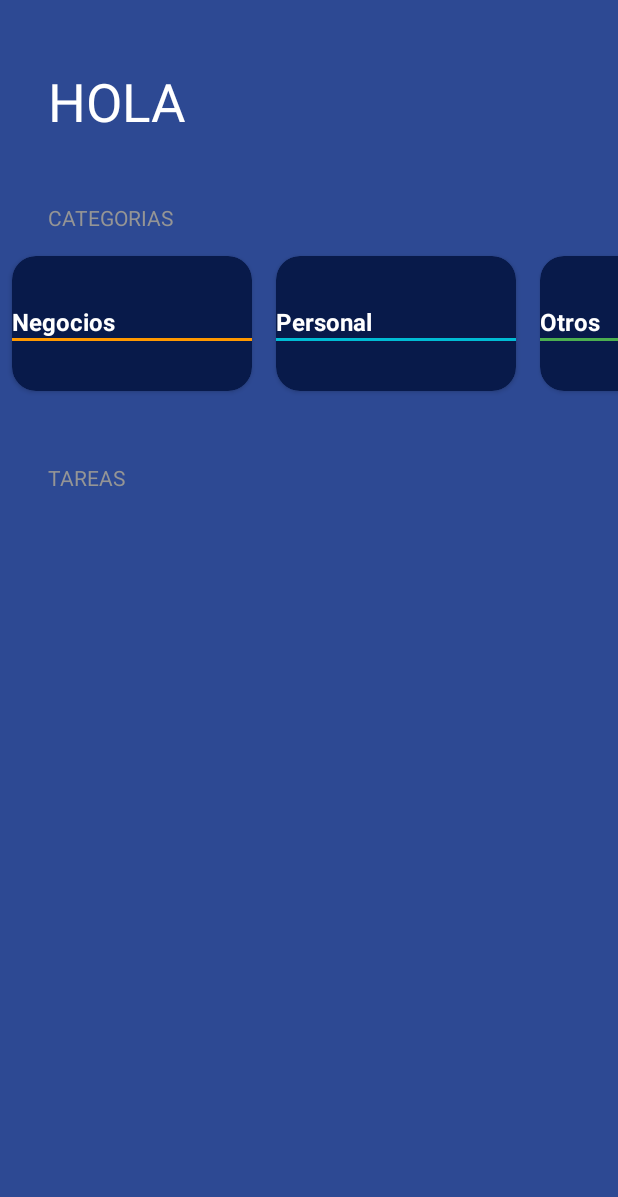
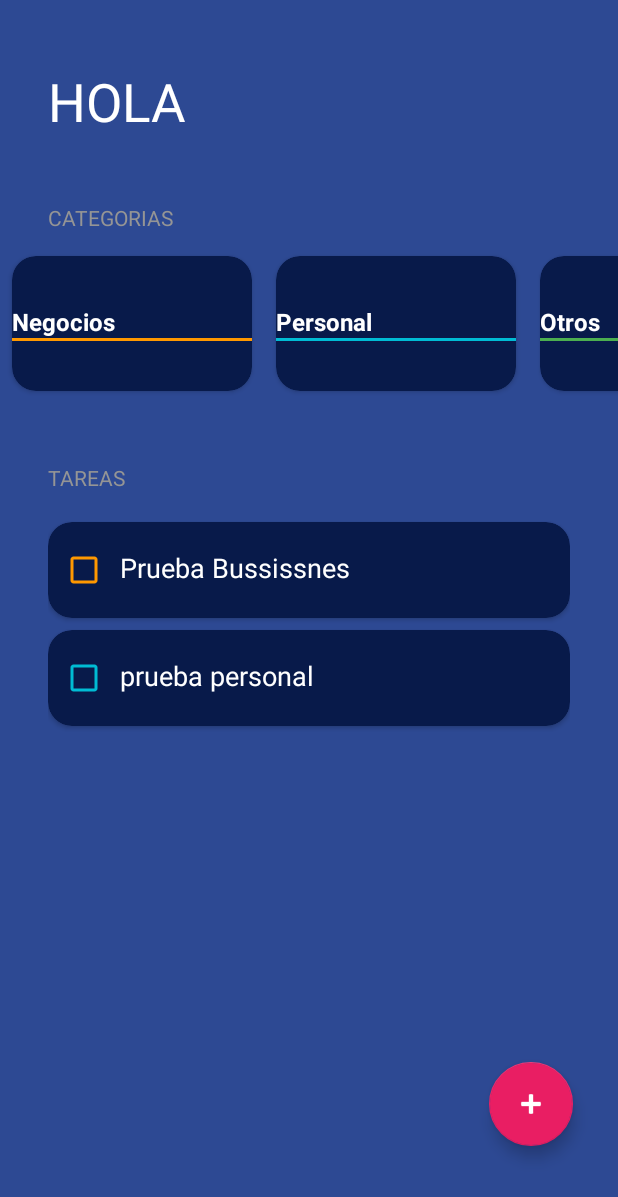
Before and after one commit to AlbertLpz9211/KotlinPractices, an Android app: the screen it shows after launch (TodoActivity), after a tap on "TODO APP", on a phone screen of 412 x 824 dp. Shown: the top 1197 px of the screen. Run offline under Robolectric (Android 15) with nearby library versions, the phone set to English and light mode, and no system bars.

Commit message:
tenth commit-finish excercise

```diff
--- a/app/src/main/java/com/example/applicacionestudio/todo/CategoriesAdapter.kt
+++ b/app/src/main/java/com/example/applicacionestudio/todo/CategoriesAdapter.kt
@@ -5,7 +5,7 @@ import android.view.ViewGroup
 import androidx.recyclerview.widget.RecyclerView
 import com.example.applicacionestudio.R
 
-class CategoriesAdapter(private val categories: List<TaskCategory>) :
+class CategoriesAdapter(private val categories: List<TaskCategory>, private val onItemSelected: (Int)->Unit) :
     RecyclerView.Adapter<CategoriesViewHolder>(){
 
     override fun onCreateViewHolder(parent: ViewGroup, viewType: Int): CategoriesViewHolder {
@@ -14,7 +14,7 @@ class CategoriesAdapter(private val categories: List<TaskCategory>) :
     }
 
     override fun onBindViewHolder(holder: CategoriesViewHolder, position: Int) {
-        holder.render(categories[position])
+        holder.render(categories[position], onItemSelected)
     }
 
     override fun getItemCount(): Int {
--- a/app/src/main/java/com/example/applicacionestudio/todo/CategoriesViewHolder.kt
+++ b/app/src/main/java/com/example/applicacionestudio/todo/CategoriesViewHolder.kt
@@ -2,29 +2,63 @@ package com.example.applicacionestudio.todo
 
 import android.view.View
 import android.widget.TextView
+import androidx.cardview.widget.CardView
 import androidx.core.content.ContextCompat
+import androidx.fragment.app.FragmentContainerView
 import androidx.recyclerview.widget.RecyclerView
 import com.example.applicacionestudio.R
 
-class CategoriesViewHolder(view: View): RecyclerView.ViewHolder(view) {
-    private val  tvTodoCategoryName: TextView = view.findViewById(R.id.tvTodoCategoryName)
-    private val  divider: View = view.findViewById(R.id.divider)
+class CategoriesViewHolder(view: View) : RecyclerView.ViewHolder(view) {
+    private val tvTodoCategoryName: TextView = view.findViewById(R.id.tvTodoCategoryName)
+    private val divider: View = view.findViewById(R.id.divider)
+    private val viewContainer: CardView = view.findViewById(R.id.viewContainer)
 
-    fun render(taskCategory: TaskCategory){
-        tvTodoCategoryName.text= "EJEMPLO"
 
-        when(taskCategory){
+    fun render(taskCategory: TaskCategory, onItemSelected: (Int) -> Unit) {
+
+
+
+        val color= if(taskCategory.isSelected){
+            R.color.todo_background_card
+        }else{
+            R.color.todo_background_disabled
+        }
+
+        viewContainer.setCardBackgroundColor(ContextCompat.getColor(viewContainer.context, color))
+
+        itemView.setOnClickListener {
+            onItemSelected(layoutPosition)
+        }
+
+        when (taskCategory) {
             TaskCategory.Bussiness -> {
-                tvTodoCategoryName.text="Negocios"
-                divider.setBackgroundColor(ContextCompat.getColor(divider.context, R.color.todo_business_category))
+                tvTodoCategoryName.text = "Negocios"
+                divider.setBackgroundColor(
+                    ContextCompat.getColor(
+                        divider.context,
+                        R.color.todo_business_category
+                    )
+                )
             }
+
             TaskCategory.Other -> {
-                tvTodoCategoryName.text="Otros"
-                divider.setBackgroundColor(ContextCompat.getColor(divider.context,R.color.todo_other_category))
+                tvTodoCategoryName.text = "Otros"
+                divider.setBackgroundColor(
+                    ContextCompat.getColor(
+                        divider.context,
+                        R.color.todo_other_category
+                    )
+                )
             }
+
             TaskCategory.Personal -> {
-                tvTodoCategoryName.text="Personal"
-                divider.setBackgroundColor(ContextCompat.getColor(divider.context,R.color.todo_personal_category))
+                tvTodoCategoryName.text = "Personal"
+                divider.setBackgroundColor(
+                    ContextCompat.getColor(
+                        divider.context,
+                        R.color.todo_personal_category
+                    )
+                )
             }
         }
     }
--- a/app/src/main/java/com/example/applicacionestudio/todo/TaskAdapter.kt
+++ b/app/src/main/java/com/example/applicacionestudio/todo/TaskAdapter.kt
@@ -5,7 +5,7 @@ import android.view.ViewGroup
 import androidx.recyclerview.widget.RecyclerView
 import com.example.applicacionestudio.R
 
-class TaskAdapter (private val tasks: List<Task>): RecyclerView.Adapter<TaskViewHolder>() {
+class TaskAdapter ( var tasks: List<Task>, private val onTaskSelected: (Int)->Unit): RecyclerView.Adapter<TaskViewHolder>() {
     override fun onCreateViewHolder(parent: ViewGroup, viewType: Int): TaskViewHolder {
         val view = LayoutInflater.from(parent.context).inflate(R.layout.item_todo_task,parent,false)
         return TaskViewHolder(view)
@@ -14,6 +14,10 @@ class TaskAdapter (private val tasks: List<Task>): RecyclerView.Adapter<TaskView
 
     override fun onBindViewHolder(holder: TaskViewHolder, position: Int) {
         holder.render(tasks[position])
+        holder.itemView.setOnClickListener {
+            onTaskSelected(position)
+        }
+
     }
 
     override fun getItemCount() = tasks.size
--- a/app/src/main/java/com/example/applicacionestudio/todo/TaskCategory.kt
+++ b/app/src/main/java/com/example/applicacionestudio/todo/TaskCategory.kt
@@ -1,7 +1,7 @@
 package com.example.applicacionestudio.todo
 
-sealed class TaskCategory {
-    object Personal : TaskCategory()
-    object Bussiness : TaskCategory()
-    object Other : TaskCategory()
+sealed class TaskCategory(var isSelected: Boolean = true) {
+    data object Personal : TaskCategory()
+    data object Bussiness : TaskCategory()
+    data object Other : TaskCategory()
 }
--- a/app/src/main/java/com/example/applicacionestudio/todo/TaskViewHolder.kt
+++ b/app/src/main/java/com/example/applicacionestudio/todo/TaskViewHolder.kt
@@ -1,17 +1,37 @@
 package com.example.applicacionestudio.todo
 
+import android.content.res.ColorStateList
+import android.graphics.Color
+import android.graphics.Paint
 import android.view.View
 import android.widget.CheckBox
 import android.widget.TextView
+import androidx.core.content.ContextCompat
 import androidx.recyclerview.widget.RecyclerView
 import com.example.applicacionestudio.R
 
 
-class TaskViewHolder (view: View): RecyclerView.ViewHolder(view){
+class TaskViewHolder(view: View) : RecyclerView.ViewHolder(view) {
     private val tvTask: TextView = view.findViewById(R.id.tvTask)
     private val cbTask: CheckBox = view.findViewById(R.id.cbTask)
 
-    fun render (task: Task){
+    fun render(task: Task) {
+        if (task.isSelected) {
+            tvTask.paintFlags = tvTask.paintFlags or Paint.STRIKE_THRU_TEXT_FLAG
+        } else {
+            tvTask.paintFlags = tvTask.paintFlags and Paint.STRIKE_THRU_TEXT_FLAG.inv()
+        }
+        tvTask.text = task.name
+        cbTask.isChecked = task.isSelected
 
+        val color = when(task.category){
+            TaskCategory.Bussiness -> R.color.todo_business_category
+            TaskCategory.Other -> R.color.todo_other_category
+            TaskCategory.Personal -> R.color.todo_personal_category
+        }
+        cbTask.buttonTintList = ColorStateList.valueOf(
+            ContextCompat.getColor(cbTask.context, color )
+        )
     }
+
 }
--- a/app/src/main/java/com/example/applicacionestudio/todo/TodoActivity.kt
+++ b/app/src/main/java/com/example/applicacionestudio/todo/TodoActivity.kt
@@ -1,6 +1,11 @@
 package com.example.applicacionestudio.todo
 
+import android.app.Dialog
 import android.os.Bundle
+import android.widget.Button
+import android.widget.EditText
+import android.widget.RadioButton
+import android.widget.RadioGroup
 import androidx.activity.enableEdgeToEdge
 import androidx.appcompat.app.AppCompatActivity
 import androidx.core.view.ViewCompat
@@ -8,16 +13,26 @@ import androidx.core.view.WindowInsetsCompat
 import androidx.recyclerview.widget.LinearLayoutManager
 import androidx.recyclerview.widget.RecyclerView
 import com.example.applicacionestudio.R
+import com.example.applicacionestudio.sintaxis.mutablelist
+import com.google.android.material.floatingactionbutton.FloatingActionButton
 
 class TodoActivity : AppCompatActivity() {
-    private val  categories = listOf(
+    private val categories = listOf(
         TaskCategory.Bussiness,
         TaskCategory.Personal,
         TaskCategory.Other
     )
+
+    private val tasks = mutableListOf(
+        Task("Prueba Bussissnes", TaskCategory.Bussiness),
+        Task("prueba personal", TaskCategory.Personal),
+
+        )
     private lateinit var rvTodoCategories: RecyclerView
     private lateinit var categoriesAdapter: CategoriesAdapter
     private lateinit var rvTodoTask: RecyclerView
+    private lateinit var taskAdapter: TaskAdapter
+    private lateinit var fabAddTask: FloatingActionButton
 
     override fun onCreate(savedInstanceState: Bundle?) {
         super.onCreate(savedInstanceState)
@@ -25,17 +40,72 @@ class TodoActivity : AppCompatActivity() {
         setContentView(R.layout.activity_todo)
         initComponents()
         initUI()
+        initListeners()
 
+    }
+
+    private fun initListeners() {
+        fabAddTask.setOnClickListener {
+            showDialog()
+        }
+    }
+
+    private fun showDialog() {
+        val dialog = Dialog(this)
+        dialog.setContentView(R.layout.dialog_task)
+        val btnAddTask: Button = dialog.findViewById(R.id.btnAddTask)
+        val etTask: EditText = dialog.findViewById(R.id.etTask)
+        val rgCategories: RadioGroup = dialog.findViewById(R.id.rgCategories)
+
+        btnAddTask.setOnClickListener {
+            val currTask = etTask.text.toString()
+            if (currTask.isNotEmpty()) {
+                val selectedIdTack = rgCategories.checkedRadioButtonId
+                val selectedRadioButton: RadioButton = rgCategories.findViewById(selectedIdTack)
+                val currCategory: TaskCategory = when (selectedRadioButton.text) {
+                    getString(R.string.todo_business) -> TaskCategory.Bussiness
+                    getString(R.string.todo_personal) -> TaskCategory.Personal
+                    else -> {
+                        TaskCategory.Other
+                    }
+                }
+                tasks.add(Task(etTask.text.toString(), currCategory))
+                dialog.hide()
+            }
+        }
+        updateTask()
+        dialog.show()
     }
 
     private fun initComponents() {
         rvTodoTask = findViewById(R.id.rvTodoTask)
         rvTodoCategories = findViewById(R.id.rvTodoCategories)
+        fabAddTask = findViewById(R.id.fabAddTask)
     }
 
     private fun initUI() {
-        categoriesAdapter = CategoriesAdapter(categories)
-        rvTodoCategories.layoutManager = LinearLayoutManager(this, LinearLayoutManager.HORIZONTAL, false)
+        categoriesAdapter = CategoriesAdapter(categories)  {position->updateCategories(position)}
+        rvTodoCategories.layoutManager =
+            LinearLayoutManager(this, LinearLayoutManager.HORIZONTAL, false)
         rvTodoCategories.adapter = categoriesAdapter
+
+        taskAdapter = TaskAdapter(tasks) {position -> onItemSelected(position)}
+        rvTodoTask.layoutManager = LinearLayoutManager(this)
+        rvTodoTask.adapter = taskAdapter
+    }
+    private fun onItemSelected(position: Int){
+        tasks[position].isSelected = !tasks[position].isSelected
+        updateTask()
+    }
+    private fun updateCategories(position: Int){
+        categories[position].isSelected = !categories[position].isSelected
+        categoriesAdapter.notifyItemChanged(position)
+        updateTask()
+    }
+    private fun updateTask() {
+        val selectedCategories: List<TaskCategory> = categories.filter { it.isSelected }
+        val newTaks = tasks.filter { selectedCategories.contains(it.category) }
+        taskAdapter.tasks = newTaks
+        taskAdapter.notifyDataSetChanged()
     }
 }
--- a/app/src/main/res/layout/activity_todo.xml
+++ b/app/src/main/res/layout/activity_todo.xml
@@ -1,7 +1,12 @@
 <?xml version="1.0" encoding="utf-8"?>
-<LinearLayout xmlns:android="http://schemas.android.com/apk/res/android"
+
+<FrameLayout xmlns:android="http://schemas.android.com/apk/res/android"
     xmlns:app="http://schemas.android.com/apk/res-auto"
     xmlns:tools="http://schemas.android.com/tools"
+    android:layout_width="match_parent"
+    android:layout_height="match_parent">
+
+    <LinearLayout
         android:id="@+id/mainTodo"
         android:layout_width="match_parent"
         android:layout_height="match_parent"
@@ -41,6 +46,22 @@
         <androidx.recyclerview.widget.RecyclerView
             android:id="@+id/rvTodoTask"
             android:layout_width="match_parent"
-        android:layout_height="wrap_content"/>
+            android:layout_height="wrap_content"
+            android:layout_marginHorizontal="32dp"
+            android:layout_marginTop="16dp" />
+
 
     </LinearLayout>
+
+    <com.google.android.material.floatingactionbutton.FloatingActionButton
+        android:id="@+id/fabAddTask"
+        android:layout_width="wrap_content"
+        android:layout_height="wrap_content"
+        android:layout_marginEnd="30dp"
+        android:layout_marginBottom="60dp"
+        android:src="@android:drawable/ic_input_add"
+        app:backgroundTint="@color/todo_accent"
+        app:fabSize="normal"
+        android:layout_gravity="end|bottom"
+        app:tint="@color/white"/>
+</FrameLayout>
--- a/app/src/main/res/layout/item_task_categorie.xml
+++ b/app/src/main/res/layout/item_task_categorie.xml
@@ -2,6 +2,7 @@
 <androidx.cardview.widget.CardView xmlns:android="http://schemas.android.com/apk/res/android"
     xmlns:app="http://schemas.android.com/apk/res-auto"
     xmlns:tools="http://schemas.android.com/tools"
+    android:id="@+id/viewContainer"
     android:layout_width="160dp"
     android:layout_height="90dp"
     android:layout_marginHorizontal="8dp"
--- a/app/src/main/res/values-night/strings.xml
+++ b/app/src/main/res/values-night/strings.xml
@@ -19,4 +19,7 @@
     <string name="todo_title">hola</string>
     <string name="todo_categories">categorias</string>
     <string name="todo_task">Tareas</string>
+    <string name="todo_personal">Personal</string>
+    <string name="todo_others">Otros</string>
+    <string name="create_task">crear tarea</string>
 </resources>
--- a/app/src/main/res/values/strings.xml
+++ b/app/src/main/res/values/strings.xml
@@ -21,4 +21,9 @@
     <string name="todo_title">hola</string>
     <string name="todo_categories">categorias</string>
     <string name="todo_task">Tareas</string>
+    <string name="add_task">Nombre de la tarea</string>
+    <string name="todo_business">Negocios</string>
+    <string name="todo_personal">Personal</string>
+    <string name="todo_others">Otros</string>
+    <string name="create_task">crear tarea</string>
 </resources>
```
Also changed, not shown: app/src/main/res/layout/dialog_task.xml (added, +56 -0 lines). Lines whose indentation alone changed are shown as unchanged.
